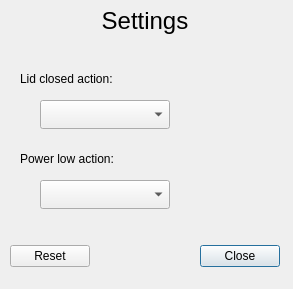
The window that razorqt-power/razor-autosuspend/settings_dialog.ui (Razor-qt/razor-qt) describes before a commit, drawn with Qt 5.
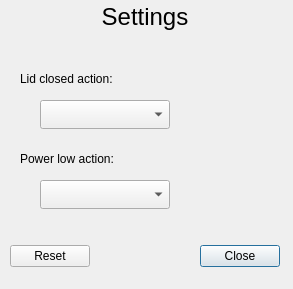
The same window after the commit.

```diff
--- a/razorqt-power/razor-autosuspend/settings_dialog.ui
+++ b/razorqt-power/razor-autosuspend/settings_dialog.ui
@@ -33,7 +33,7 @@
    <property name="geometry">
     <rect>
      <x>10</x>
-     <y>5</y>
+     <y>1</y>
      <width>270</width>
      <height>31</height>
     </rect>
```
